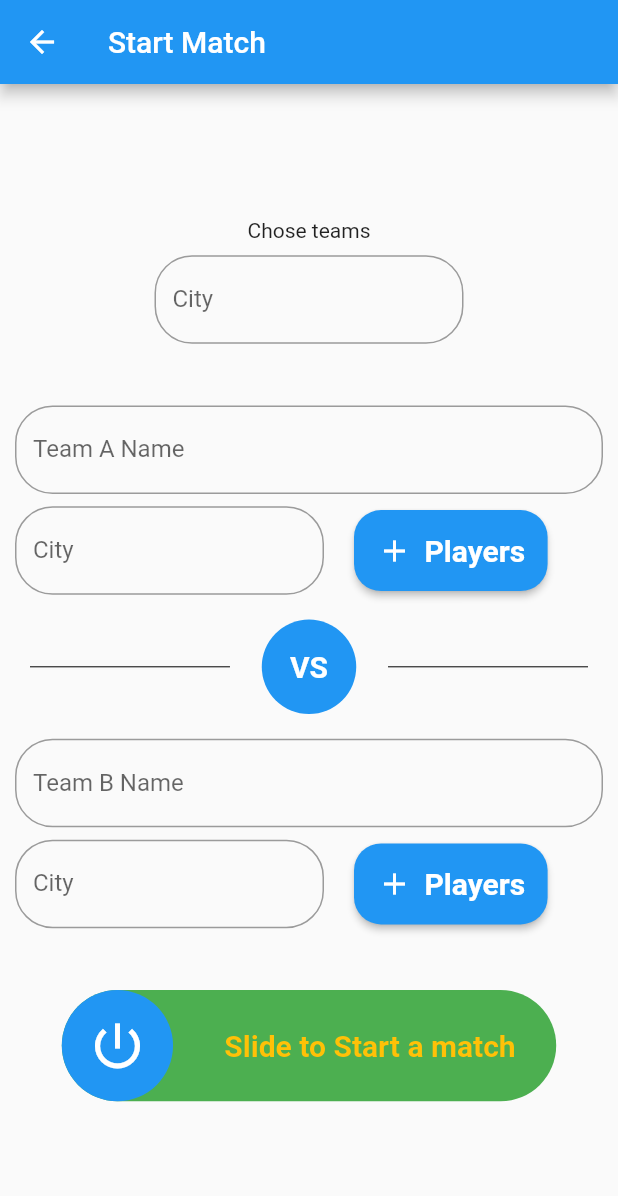
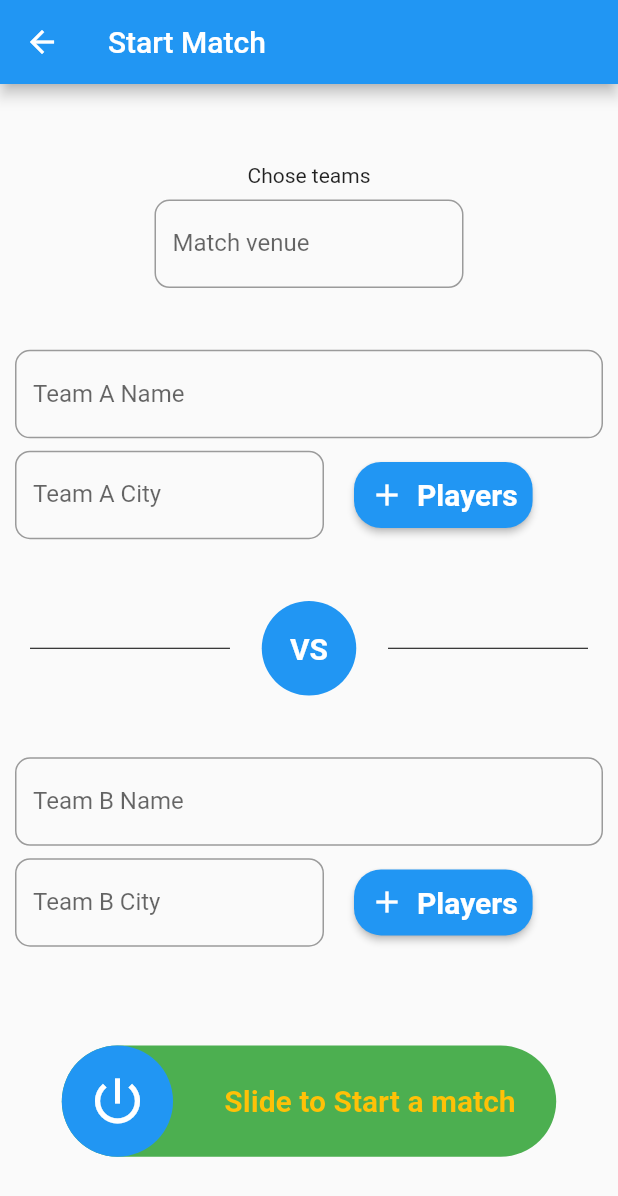
Before and after one commit to jayavardhanpatil/CricScore, a Flutter app: the StartMatch screen opened directly, on a phone screen of 412 x 824 dp. Shown: the top 1196 px of the screen. Run offline on Flutter 3.47's test engine with Material 2 defaults, Android fonts, the phone set to English and light mode, and no system bars; drawn by our look-alikes of slider_button; our stand-ins replace auto_size_text, datetime_picker_formfield, firebase_auth, firebase_database, flutter_spinkit, flutter_typeahead and 1 more; accounts and stored records are empty; network calls fail.

Commit message:
Players List

```diff
--- a/lib/model/user.dart
+++ b/lib/model/user.dart
@@ -21,13 +21,13 @@ class User{
   }
 
   User mapJsonToUserObject(String key, dynamic value){
-    print(value);
     this.name = value['name'];
     this.city = value['city'];
     this.phoneNumber = value['phoneNumber'];
     this.email = value['email'];
     this.dob = value['dateOfBirth'];
     this.uid = key;
+    return this;
   }
 
   String getEmailId(){
--- a/lib/views/profile.dart
+++ b/lib/views/profile.dart
@@ -202,7 +202,7 @@ class _EditProfile extends State<EditProfile> {
           ),
         ),
         suggestionsCallback: (pattern) {
-          if(pattern.isNotEmpty) {
+          if(pattern.length > 2) {
             return DatabaseService().getCity(pattern[0].toUpperCase()+pattern.substring(1));
           }
         },
--- a/lib/views/startMatch.dart
+++ b/lib/views/startMatch.dart
@@ -1,6 +1,9 @@
 import 'package:flutter/material.dart';
+import 'package:flutter_app/services/auth_service.dart';
 import 'package:flutter_app/services/database_service.dart';
 import 'package:flutter_app/views/selectPlayers.dart';
+import 'package:flutter_app/views/signUpView.dart';
+import 'package:flutter_app/widgets/ToastWidget.dart';
 import 'package:flutter_app/widgets/animatedButtton.dart';
 import 'package:flutter_typeahead/flutter_typeahead.dart';
 
@@ -54,36 +57,38 @@ class _StartMatch extends State<StartMatch> {
                   Text("Chose teams"),
                   SizedBox(height: _height * 0.01),
 
-                  typeAhed(_venueCity, _venuetypeAheadController, _width * 0.5),
+                  typeAhed(_venueCity, _venuetypeAheadController, _width * 0.5, "Match venue"),
 
                   SizedBox(height: _height * 0.05),
 
-                  TextField(
+                  TextFormField(
+                    validator: Validator.validate,
                     controller: _firstTteamName,
                     decoration: inputDecoration("Team A Name"),
                     ),
 
                   SizedBox(height: _height * 0.01),
 
-                  rowWithCityAndPlayer(__typefirstAheadController, _firstTeamCity, _width * 0.5, _firstTteamName),
+                  rowWithCityAndPlayer(__typefirstAheadController, _firstTeamCity, _width * 0.5, _firstTteamName, "Team A City"),
 
 
-                  SizedBox(height: _height * 0.02),
+                  SizedBox(height: _height * 0.05),
 
                   rowWithText("VS"),
 
-                  SizedBox(height: _height * 0.02),
+                  SizedBox(height: _height * 0.05),
 
-                  TextField(
+                  TextFormField(
+                    validator: Validator.validate,
                     controller: _secondTteamName,
                     decoration: inputDecoration("Team B Name"),
                   ),
 
                   SizedBox(height: _height * 0.01),
 
-                  rowWithCityAndPlayer(__typesecondAheadController, _secondTeamCity, _width * 0.5, _secondTteamName),
+                  rowWithCityAndPlayer(__typesecondAheadController, _secondTeamCity, _width * 0.5, _secondTteamName, "Team B City"),
 
-                  SizedBox(height: _height * 0.05),
+                  SizedBox(height: _height * 0.08),
 
                   SilderButton("Slide to Start a match", _height * 0.09, _width * 0.8, context),
                 ],
@@ -99,16 +104,16 @@ class _StartMatch extends State<StartMatch> {
       labelText: lable,
       fillColor: Colors.white,
       border: new OutlineInputBorder(
-        borderRadius: new BorderRadius.circular(25.0),
+        borderRadius: new BorderRadius.circular(10.0),
       ),
     );
   }
 
 
-  rowWithCityAndPlayer(TextEditingController typedValue,  TextEditingController valueController, double cityFiledWidth, TextEditingController teamName){
+  rowWithCityAndPlayer(TextEditingController typedValue,  TextEditingController valueController, double cityFiledWidth, TextEditingController teamName, String lable){
     return Row(children: <Widget>[
       Container(
-        child: typeAhed(typedValue, valueController, cityFiledWidth),
+        child: typeAhed(typedValue, valueController, cityFiledWidth, lable),
       ),
 
       Container(
@@ -117,14 +122,19 @@ class _StartMatch extends State<StartMatch> {
           children: <Widget>[
             Container(
                 child: RaisedButton.icon(
-                  padding: EdgeInsets.all(15),
+                  padding: EdgeInsets.all(10),
                     shape :RoundedRectangleBorder(
                         borderRadius: new BorderRadius.circular(18.0),
                     ),
                     color: Colors.blue,
                     onPressed: (){
-                    StartMatch.currentTeamName = teamName.text;
-                    Navigator.push(context, MaterialPageRoute(builder: (context) => PlayersList()));
+                      if(teamName.text.length < 3){
+                        showFailedColoredToast("Team Name length should be greater then 3 letter");
+                      }else {
+                        StartMatch.currentTeamName = teamName.text;
+                        Navigator.push(context, MaterialPageRoute(
+                            builder: (context) => PlayersList()));
+                      }
 
                     },
                     icon: Icon(Icons.add, color: Colors.white,),
@@ -135,49 +145,21 @@ class _StartMatch extends State<StartMatch> {
             ),
           ],
         ),
-
-
-
-
-
-//        padding: EdgeInsets.only(left: 10),
-//        child: SizedBox.fromSize(
-//          size: Size(60, 60), // button width and height
-//          child: ClipOval(
-//            child: Material(
-//              color: Colors.orange, // button color
-//              child: InkWell(
-//                splashColor: Colors.green, // splash color
-//                onTap: () {
-//
-//
-//                }, // button pressed
-//                child: Column(
-//                  mainAxisAlignment: MainAxisAlignment.center,
-//                  children: <Widget>[
-//                    Icon(Icons.add), // icon
-//                    Text("players"), // text
-//                  ],
-//                ),
-//              ),
-//            ),
-//          ),
-//        ),
       )
     ]);
   }
 
-  typeAhed(TextEditingController typedValue,  TextEditingController valueController, double width){
+  typeAhed(TextEditingController typedValue,  TextEditingController valueController, double width, String lable){
     return Container(
       width: width,
       child: TypeAheadFormField(
         textFieldConfiguration: TextFieldConfiguration(
           controller: typedValue,
-          decoration: inputDecoration("City"),
+          decoration: inputDecoration(lable),
         ),
         suggestionsCallback: (pattern) {
           // ignore: missing_return
-          if(pattern.isNotEmpty) {
+          if(pattern.length > 2) {
             return DatabaseService().getCity(pattern[0].toUpperCase()+pattern.substring(1));
           }
         },
--- a/pubspec.yaml
+++ b/pubspec.yaml
@@ -41,6 +41,7 @@ dependencies:
   flutter_typeahead: ^1.8.0
   fluttertoast: ^4.0.1
   slider_button: ^0.0.32
+  flutter_staggered_grid_view: ^0.3.0
 
 
 
```
Also changed, not shown: lib/services/database_service.dart (+30 -13 lines), lib/test.dart (added, +138 -0 lines), lib/views/selectPlayers.dart (+32 -10 lines), lib/widgets/ToastWidget.dart (added, +22 -0 lines), pubspec.lock.
